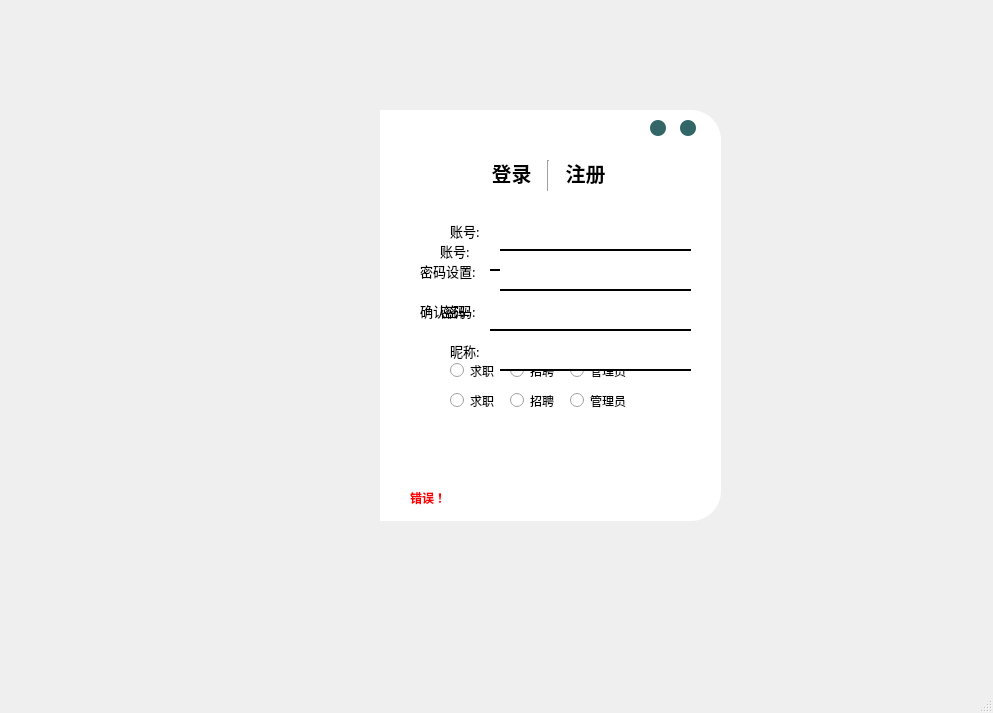
Above: Logup/loading.ui from python-team-9/final_work before the change. Below: the same form after it.
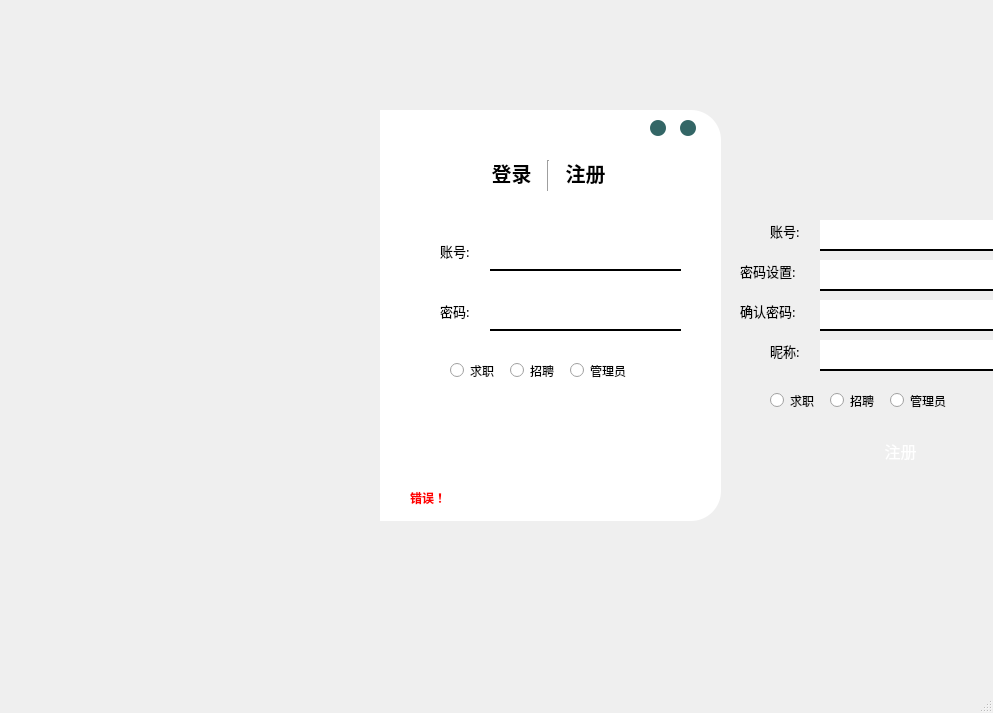
That is the form after the change. Icons and pictures are not drawn.

What changed in the file:
```diff
--- a/Logup/loading.ui
+++ b/Logup/loading.ui
@@ -334,7 +334,7 @@
    <widget class="QWidget" name="widget_2" native="true">
     <property name="geometry">
      <rect>
-      <x>410</x>
+      <x>730</x>
       <y>200</y>
       <width>291</width>
       <height>281</height>
```
